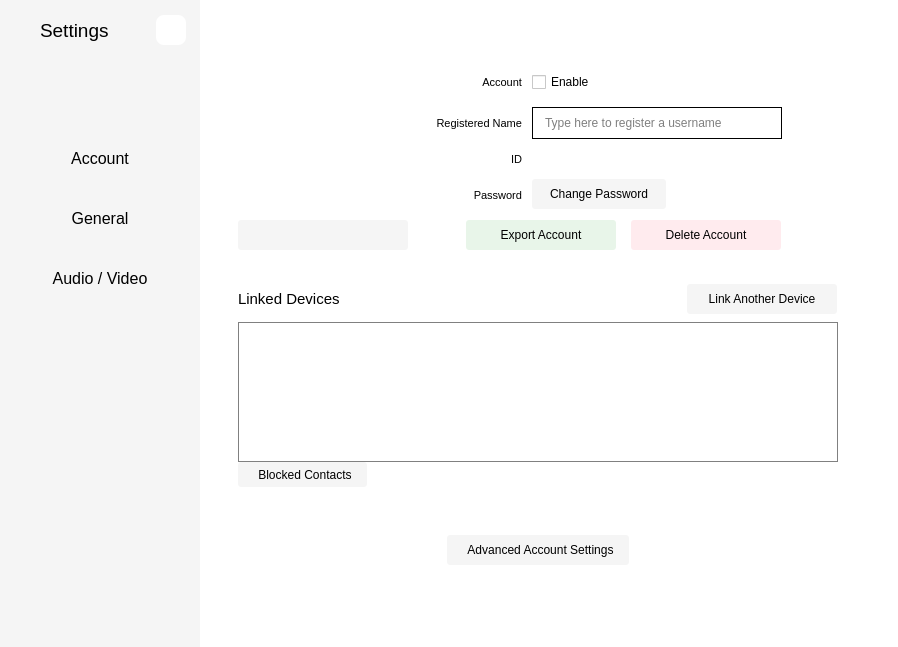
The window that settingswidget.ui (savoirfairelinux/jami-client-windows) describes before a commit, drawn with Qt 5.
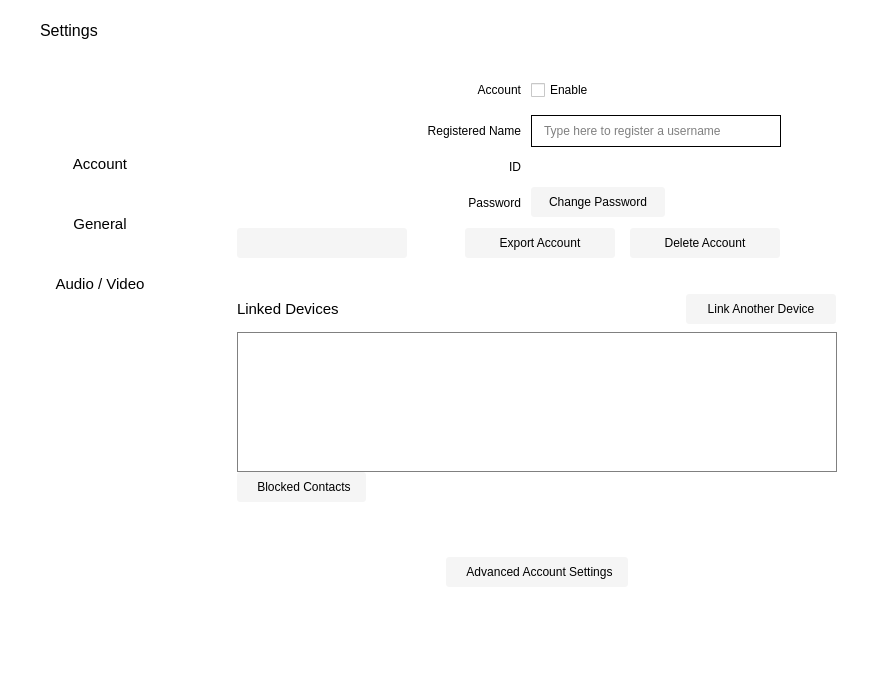
The same window after the commit. The open tabs and pages were chosen to show the change. Icons and pictures are not drawn. Custom widgets are drawn as their Qt base class.

Patch:
```diff
--- a/settingswidget.ui
+++ b/settingswidget.ui
@@ -6,8 +6,8 @@
    <rect>
     <x>0</x>
     <y>0</y>
-    <width>898</width>
-    <height>647</height>
+    <width>896</width>
+    <height>682</height>
    </rect>
   </property>
   <property name="windowTitle">
@@ -77,7 +77,7 @@
          </size>
         </property>
         <property name="styleSheet">
-         <string notr="true">background: rgb(245, 245,245);</string>
+         <string notr="true"/>
         </property>
         <layout class="QVBoxLayout" name="leftVerticalLayout" stretch="0,0,0,1,0,0,0,5">
          <property name="spacing">
@@ -139,7 +139,7 @@
             <widget class="QLabel" name="label_10">
              <property name="font">
               <font>
-               <pointsize>14</pointsize>
+               <pointsize>12</pointsize>
                <underline>false</underline>
               </font>
              </property>
@@ -241,7 +241,9 @@
            </property>
            <property name="font">
             <font>
-             <pointsize>12</pointsize>
+             <pointsize>11</pointsize>
+             <weight>50</weight>
+             <bold>false</bold>
             </font>
            </property>
            <property name="mouseTracking">
@@ -283,7 +285,9 @@
            </property>
            <property name="font">
             <font>
-             <pointsize>12</pointsize>
+             <pointsize>11</pointsize>
+             <weight>50</weight>
+             <bold>false</bold>
             </font>
            </property>
            <property name="mouseTracking">
@@ -325,7 +329,9 @@
            </property>
            <property name="font">
             <font>
-             <pointsize>12</pointsize>
+             <pointsize>11</pointsize>
+             <weight>50</weight>
+             <bold>false</bold>
             </font>
            </property>
            <property name="mouseTracking">
@@ -415,7 +421,7 @@
             </size>
            </property>
            <property name="styleSheet">
-            <string notr="true">background: white;</string>
+            <string notr="true"/>
            </property>
            <property name="currentIndex">
             <number>1</number>
@@ -1087,8 +1093,8 @@
                  <rect>
                   <x>0</x>
                   <y>0</y>
-                  <width>691</width>
-                  <height>647</height>
+                  <width>696</width>
+                  <height>682</height>
                  </rect>
                 </property>
                 <property name="styleSheet">
@@ -1282,6 +1288,7 @@
                               </property>
                               <property name="font">
                                <font>
+                                <pointsize>9</pointsize>
                                 <stylestrategy>PreferAntialias</stylestrategy>
                                </font>
                               </property>
@@ -1399,9 +1406,8 @@
                                    </property>
                                    <property name="font">
                                     <font>
-                                     <pointsize>8</pointsize>
-                                     <weight>50</weight>
-                                     <bold>false</bold>
+                                     <pointsize>9</pointsize>
+                                     <stylestrategy>PreferDefault</stylestrategy>
                                     </font>
                                    </property>
                                    <property name="layoutDirection">
@@ -1466,7 +1472,7 @@
                                    </property>
                                    <property name="font">
                                     <font>
-                                     <pointsize>8</pointsize>
+                                     <pointsize>9</pointsize>
                                     </font>
                                    </property>
                                    <property name="text">
@@ -1525,7 +1531,7 @@
                                    </property>
                                    <property name="font">
                                     <font>
-                                     <pointsize>8</pointsize>
+                                     <pointsize>9</pointsize>
                                      <stylestrategy>PreferAntialias</stylestrategy>
                                     </font>
                                    </property>
@@ -1576,7 +1582,7 @@
                                    </property>
                                    <property name="font">
                                     <font>
-                                     <pointsize>8</pointsize>
+                                     <pointsize>9</pointsize>
                                     </font>
                                    </property>
                                    <property name="text">
@@ -1876,9 +1882,9 @@
                                    </font>
                                   </property>
                                   <property name="styleSheet">
-                                   <string notr="true">QPushButton {background: rgb(245, 245, 245); border: 0px; border-radius: 3px;}
-QPushButton:hover {background: rgb(237,237, 237);  border: 0px; border-radius: 3px;}
-QPushButton:pressed {background: rgb(230,230, 230);  border: 0px; border-radius: 3px;}</string>
+                                   <string notr="true">border: 0px; border-radius: 3px; background: rgb(245, 245, 245);
+padding: 5px;
+</string>
                                   </property>
                                   <property name="text">
                                    <string>Change Password</string>
@@ -1948,8 +1954,15 @@
                                 <height>30</height>
                                </size>
                               </property>
+                              <property name="font">
+                               <font>
+                                <pointsize>9</pointsize>
+                               </font>
+                              </property>
                               <property name="styleSheet">
-                               <string notr="true">border: 0px; border-radius: 3px; background: #e8f5e9;</string>
+                               <string notr="true">border: 0px; border-radius: 3px; background: rgb(245, 245, 245);
+padding: 5px;
+</string>
                               </property>
                               <property name="text">
                                <string>Export Account</string>
@@ -1967,8 +1980,15 @@
                                 <height>30</height>
                                </size>
                               </property>
+                              <property name="font">
+                               <font>
+                                <pointsize>9</pointsize>
+                               </font>
+                              </property>
                               <property name="styleSheet">
-                               <string notr="true">border: 0px; border-radius: 3px; background:#ffebee;</string>
+                               <string notr="true">border: 0px; border-radius: 3px; background: rgb(245, 245, 245);
+padding: 5px;
+</string>
                               </property>
                               <property name="text">
                                <string>Delete Account</string>
@@ -2120,6 +2140,11 @@
                             <height>30</height>
                            </size>
                           </property>
+                          <property name="font">
+                           <font>
+                            <pointsize>9</pointsize>
+                           </font>
+                          </property>
                           <property name="styleSheet">
                            <string notr="true">border: 0px; border-radius: 3px; background: rgb(245, 245, 245);
 padding: 5px;
@@ -2194,15 +2219,20 @@
                           <property name="minimumSize">
                            <size>
                             <width>120</width>
-                            <height>25</height>
+                            <height>30</height>
                            </size>
                           </property>
                           <property name="maximumSize">
                            <size>
                             <width>180</width>
-                            <height>25</height>
+                            <height>30</height>
                            </size>
                           </property>
+                          <property name="font">
+                           <font>
+                            <pointsize>9</pointsize>
+                           </font>
+                          </property>
                           <property name="layoutDirection">
                            <enum>Qt::RightToLeft</enum>
                           </property>
@@ -2320,6 +2350,11 @@
                             <height>30</height>
                            </size>
                           </property>
+                          <property name="font">
+                           <font>
+                            <pointsize>9</pointsize>
+                           </font>
+                          </property>
                           <property name="layoutDirection">
                            <enum>Qt::RightToLeft</enum>
                           </property>
```
Left out of the diff: 44 changed lines with no effect on the pictures.
